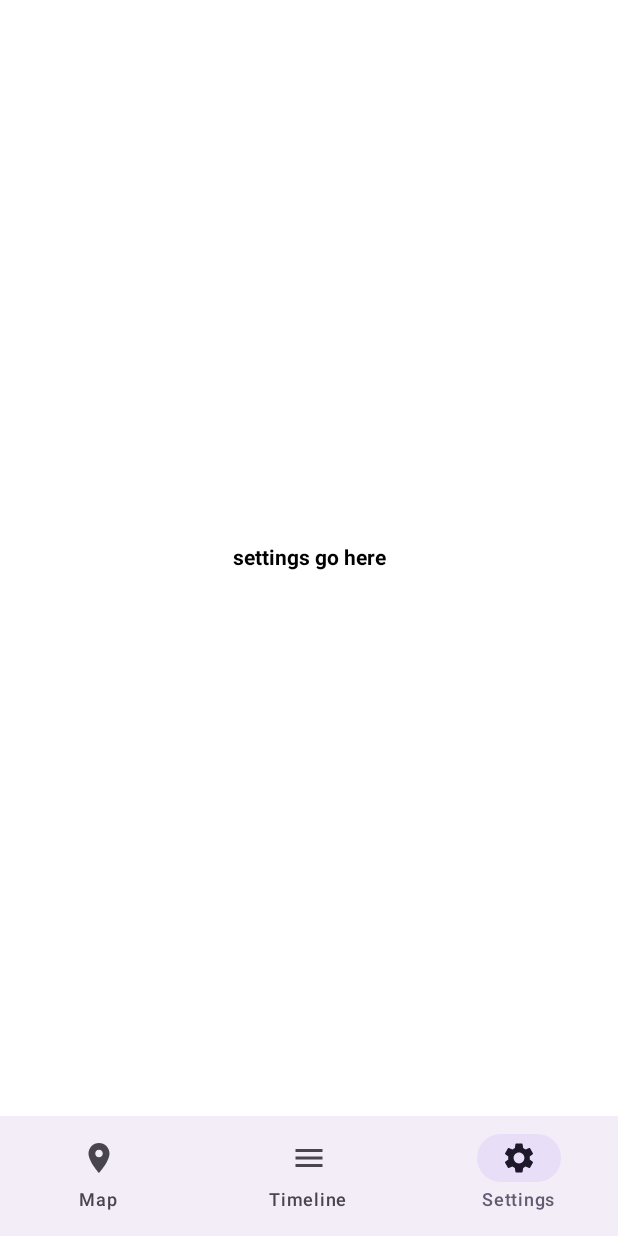
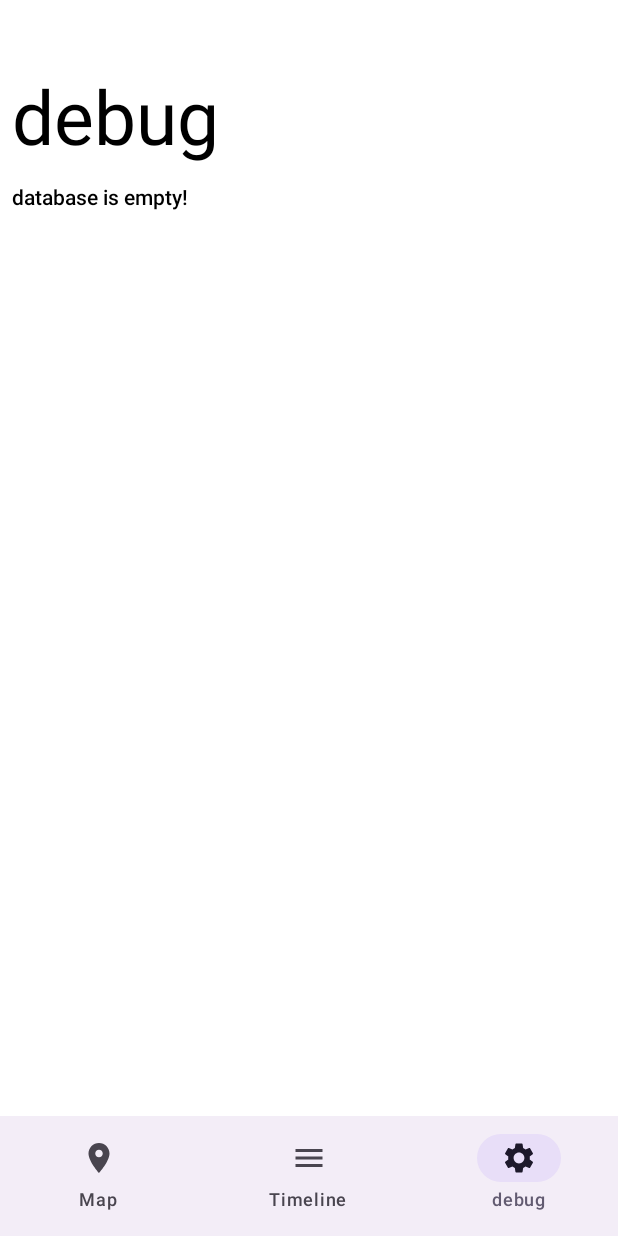
Before and after one commit to pinotblanc/LocationLog, an Android app built with Jetpack Compose: the screen it shows after launch (MainActivity), item 3 of the bottom bar chosen, on a phone screen of 412 x 824 dp. Run offline under Robolectric (Android 15) with nearby library versions, the phone set to English and light mode, and no system bars; our stand-ins replace Room's generated code; 1 statement that could not run was skipped.

Commit message:
version 1.2: added temp debug screen

```diff
--- a/app/build.gradle.kts
+++ b/app/build.gradle.kts
@@ -20,8 +20,8 @@ android {
         applicationId = "noncom.pino.locationlog"
         minSdk = 29
         targetSdk = 34
-        versionCode = 2
-        versionName = "1.1"
+        versionCode = 3
+        versionName = "1.2"
 
         testInstrumentationRunner = "androidx.test.runner.AndroidJUnitRunner"
     }
--- a/app/src/main/java/noncom/pino/locationlog/MainActivity.kt
+++ b/app/src/main/java/noncom/pino/locationlog/MainActivity.kt
@@ -17,6 +17,7 @@ import androidx.work.WorkManager
 import kotlinx.coroutines.CoroutineScope
 import kotlinx.coroutines.Dispatchers
 import kotlinx.coroutines.launch
+import noncom.pino.locationlog.database.DebugDB
 import noncom.pino.locationlog.database.LocationLogDB
 import noncom.pino.locationlog.ui.screens.MainScreen
 import noncom.pino.locationlog.utils.AppState
@@ -38,8 +39,9 @@ class MainActivity: ComponentActivity() {
 
             // TODO: make timeline auto update (Flow/ViewModel)
             val db = LocationLogDB.getDatabase(applicationContext).dao().getLocationsNewestFirst()
+            val debug = DebugDB.getDatabase(applicationContext).dao().getLocationsNewestFirst()
             val settings = Settings(ZoneId.of("UTC")) // not used
-            state = AppState(db, settings)
+            state = AppState(db, debug, settings)
         }
 
         enableEdgeToEdge(statusBarStyle = SystemBarStyle.light(Color.TRANSPARENT, Color.TRANSPARENT))
--- /dev/null
+++ b/app/src/main/java/noncom/pino/locationlog/database/DebugDAO.kt
@@ -0,0 +1,23 @@
+package noncom.pino.locationlog.database
+
+import androidx.room.Dao
+import androidx.room.Insert
+import androidx.room.OnConflictStrategy
+import androidx.room.Query
+
+
+@Dao
+interface DebugDAO {
+
+    @Insert(onConflict = OnConflictStrategy.REPLACE)
+    suspend fun insertLocation(entry: LocationLogEntry)
+
+    @Query("SELECT (SELECT COUNT(*) FROM location) == 0")
+    fun isEmpty(): Boolean
+
+    @Query("SELECT * FROM location ORDER BY timestamp DESC LIMIT 1")
+    suspend fun getLastLocation(): LocationLogEntry
+
+    @Query("SELECT * FROM location ORDER BY timestamp DESC")
+    suspend fun getLocationsNewestFirst(): List<LocationLogEntry>
+}
--- /dev/null
+++ b/app/src/main/java/noncom/pino/locationlog/database/DebugDB.kt
@@ -0,0 +1,29 @@
+package noncom.pino.locationlog.database
+
+import android.content.Context
+import androidx.room.Database
+import androidx.room.Room
+import androidx.room.RoomDatabase
+
+@Database(entities = [LocationLogEntry::class], version = 1, exportSchema = false)
+abstract class DebugDB: RoomDatabase() {
+
+    abstract fun dao(): DebugDAO
+
+    companion object {
+
+        @Volatile
+        private var INSTANCE: DebugDB? = null
+
+        fun getDatabase(context: Context): DebugDB {
+
+            // check whether DB is initialized
+            if (INSTANCE == null) {
+                synchronized(this) {
+                    INSTANCE = Room.databaseBuilder(context.applicationContext, DebugDB::class.java, "debug.db").build()
+                }
+            }
+            return INSTANCE as DebugDB
+        }
+    }
+}
--- a/app/src/main/java/noncom/pino/locationlog/ui/screens/BottomBarScreen.kt
+++ b/app/src/main/java/noncom/pino/locationlog/ui/screens/BottomBarScreen.kt
@@ -23,7 +23,7 @@ sealed class BottomBarScreen(
     )
     data object Settings: BottomBarScreen(
         route = "settings",
-        title = "Settings",
+        title = "debug",
         icon = Icons.Default.Settings
     )
 }
--- a/app/src/main/java/noncom/pino/locationlog/ui/screens/SettingsScreen.kt
+++ b/app/src/main/java/noncom/pino/locationlog/ui/screens/SettingsScreen.kt
@@ -1,17 +1,28 @@
 package noncom.pino.locationlog.ui.screens
 
 import androidx.compose.foundation.background
-import androidx.compose.foundation.layout.Box
+import androidx.compose.foundation.layout.Arrangement
+import androidx.compose.foundation.layout.Column
+import androidx.compose.foundation.layout.Row
 import androidx.compose.foundation.layout.fillMaxSize
+import androidx.compose.foundation.layout.height
+import androidx.compose.foundation.layout.padding
+import androidx.compose.foundation.lazy.LazyColumn
+import androidx.compose.foundation.lazy.items
 import androidx.compose.material3.Text
 import androidx.compose.runtime.Composable
 import androidx.compose.ui.Alignment
 import androidx.compose.ui.Modifier
 import androidx.compose.ui.graphics.Color
+import androidx.compose.ui.text.SpanStyle
 import androidx.compose.ui.text.TextStyle
+import androidx.compose.ui.text.buildAnnotatedString
 import androidx.compose.ui.text.font.FontWeight
+import androidx.compose.ui.text.withStyle
 import androidx.compose.ui.tooling.preview.Preview
 import androidx.compose.ui.tooling.preview.PreviewParameter
+import androidx.compose.ui.unit.dp
+import androidx.compose.ui.unit.sp
 import noncom.pino.locationlog.ui.StateProvider
 import noncom.pino.locationlog.utils.AppState
 
@@ -19,16 +30,49 @@ import noncom.pino.locationlog.utils.AppState
 @Composable
 fun SettingsScreen(@PreviewParameter(StateProvider::class) state: AppState) {
 
-    // temp
-    Box(
-        modifier = Modifier.fillMaxSize().background(Color.White),
-        contentAlignment = Alignment.Center
+    // TODO debug
+    Column(
+        modifier = Modifier.background(Color.White).padding(top = 0.dp, bottom = 0.dp, start = 8.dp, end = 8.dp).fillMaxSize(),
+        horizontalAlignment = Alignment.Start
     ) {
         Text(
-            text = "settings go here",
+            text = "debug",
             color = Color.Black,
-            fontSize = TextStyle.Default.fontSize,
-            fontWeight = FontWeight.Bold
+            fontSize = 50.sp,
+            fontWeight = FontWeight.Normal,
+            modifier = Modifier.padding(top = 50.dp, bottom = 15.dp, start = 0.dp, end = 0.dp)
         )
+        if (state.debug.isNotEmpty()) {
+
+            // db table
+            LazyColumn(
+                verticalArrangement = Arrangement.spacedBy(4.dp),
+                horizontalAlignment = Alignment.Start,
+                modifier = Modifier.fillMaxSize()
+            ) {
+                items(state.debug) { entry -> TimelineEntry(entry) }
+                item { Row(modifier = Modifier.height(8.dp)) {} }
+            }
+        }
+        else {
+            Text(
+                text = buildAnnotatedString { withStyle(style = SpanStyle(fontFeatureSettings = "tnum")) { append("database is empty!") } },
+                color = Color.Black,
+                fontSize = TextStyle.Default.fontSize,
+                fontWeight = FontWeight.Medium
+            )
+        }
     }
+
+//    Box(
+//        modifier = Modifier.fillMaxSize().background(Color.White),
+//        contentAlignment = Alignment.Center
+//    ) {
+//        Text(
+//            text = "settings go here",
+//            color = Color.Black,
+//            fontSize = TextStyle.Default.fontSize,
+//            fontWeight = FontWeight.Bold
+//        )
+//    }
 }
--- a/app/src/main/java/noncom/pino/locationlog/utils/AppState.kt
+++ b/app/src/main/java/noncom/pino/locationlog/utils/AppState.kt
@@ -4,8 +4,10 @@ import noncom.pino.locationlog.database.LocationLogEntry
 
 class AppState(
     db: List<LocationLogEntry>,
+    debug: List<LocationLogEntry>,
     settings: Settings
 ) {
     var db = db
+    var debug = debug
     var settings = settings
 }
--- a/app/src/main/java/noncom/pino/locationlog/utils/LocatingWorker.kt
+++ b/app/src/main/java/noncom/pino/locationlog/utils/LocatingWorker.kt
@@ -13,6 +13,7 @@ import com.google.android.gms.tasks.OnCompleteListener
 import kotlinx.coroutines.CoroutineScope
 import kotlinx.coroutines.Dispatchers
 import kotlinx.coroutines.launch
+import noncom.pino.locationlog.database.DebugDB
 import noncom.pino.locationlog.database.LocationLogDB
 import noncom.pino.locationlog.database.LocationLogEntry
 import java.sql.Timestamp
@@ -44,7 +45,10 @@ class LocatingWorker(private val context: Context, private val workerParams: Wor
                 // only stores entry if location is at least delta far away
                 CoroutineScope(Dispatchers.IO).launch {
 
-                    val delta = 0.00001
+                    // TODO debug
+                    DebugDB.getDatabase(context).dao().insertLocation(entry)
+
+                    val delta = 0.0002 // = approx 20m
                     var diff = 1.0
 
                     if (!dao.isEmpty()) {
```
Also changed, not shown: app/src/main/java/noncom/pino/locationlog/ui/PreviewParameterProviders.kt (+26 -0 lines).
